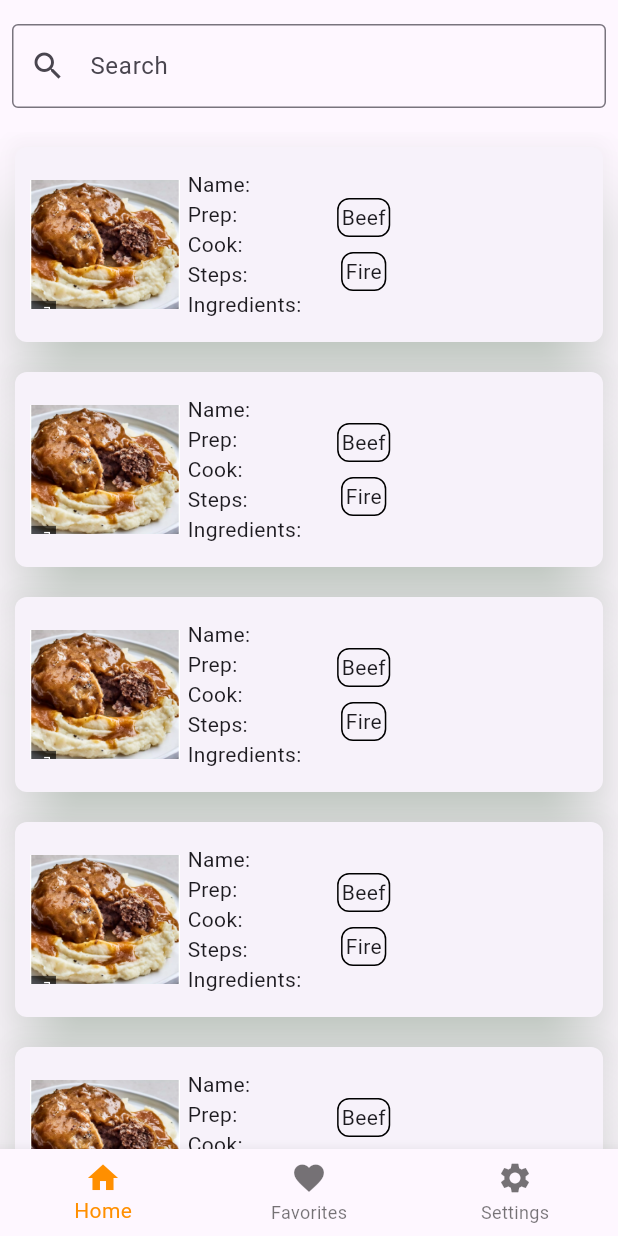
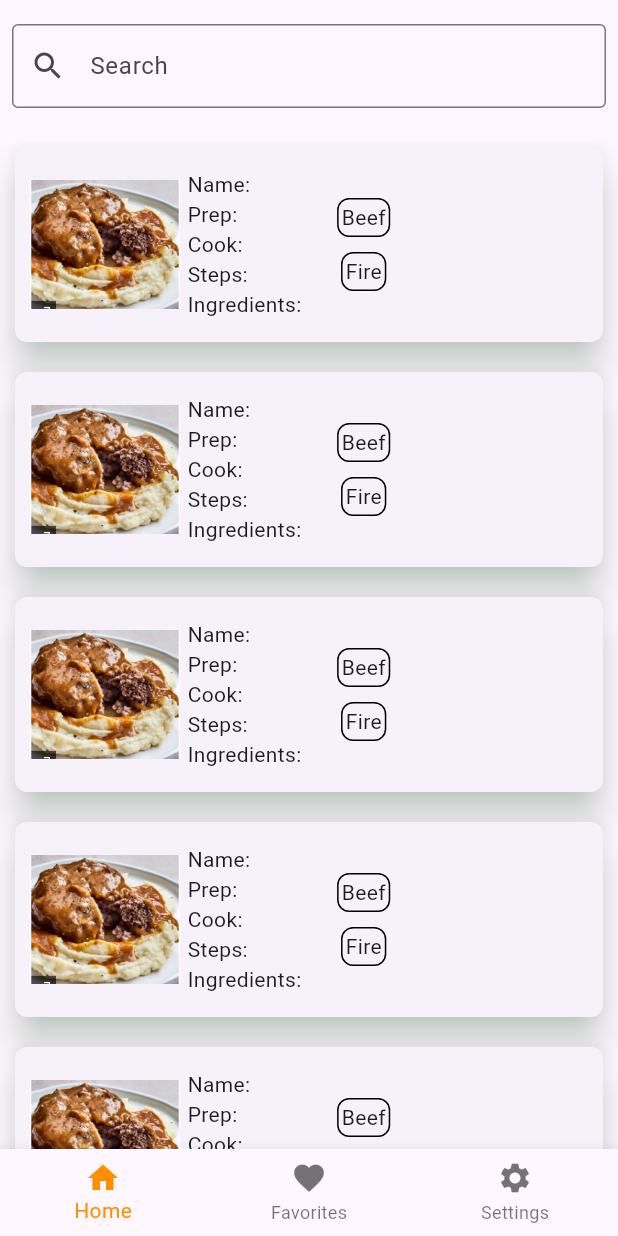
Before and after one commit to Proxypepe/flutter-practice, a Flutter app: the screen it shows after launch, on a phone screen of 412 x 824 dp. Run offline on Flutter 3.47's test engine with Material 2 defaults, Android fonts, the phone set to English and light mode, and no system bars.

Commit message:
moved files to sub directory

```diff
--- a/lib/presentation/navigation/app_navigation.dart
+++ b/lib/presentation/navigation/app_navigation.dart
@@ -1,8 +1,7 @@
-import 'package:cooking_recipe/presentation/screens/home.dart';
+import 'package:cooking_recipe/presentation/screens/home/home.dart';
 import 'package:flutter/material.dart';
 
-class AppNavigation extends StatefulWidget  {
-
+class AppNavigation extends StatefulWidget {
   const AppNavigation({Key? key}) : super(key: key);
 
   @override
@@ -15,10 +14,10 @@ class _AppNavigationState extends State<AppNavigation> {
   static const List<Widget> _widgetOptions = <Widget>[
     HomeScreen(),
     Text(
-      'Index 1: Business',
+      'Index 1: favorite',
     ),
     Text(
-      'Index 2: School',
+      'Index 2: Settings',
     ),
   ];
 
@@ -31,7 +30,6 @@ class _AppNavigationState extends State<AppNavigation> {
   @override
   Widget build(BuildContext context) {
     return Scaffold(
-
       body: Center(
         child: _widgetOptions.elementAt(_selectedIndex),
       ),
--- a/lib/presentation/screens/home.dart
+++ b/lib/presentation/screens/home/home.dart
@@ -1,5 +1,5 @@
-import 'package:cooking_recipe/presentation/screens/widgets/search_line.dart';
-import 'package:cooking_recipe/presentation/widgets/recipe_card.dart';
+import 'package:cooking_recipe/presentation/screens/home/widgets/search_line.dart';
+import 'package:cooking_recipe/presentation/screens/widgets/recipe_card.dart';
 import 'package:flutter/cupertino.dart';
 
 class HomeScreen extends StatefulWidget {
--- a/lib/presentation/widgets/recipe_card.dart
+++ b/lib/presentation/screens/widgets/recipe_card.dart
@@ -1,4 +1,4 @@
-import 'package:cooking_recipe/presentation/widgets/tag.dart';
+import 'package:cooking_recipe/presentation/screens/widgets/tag.dart';
 import 'package:flutter/material.dart';
 
 class RecipeCard extends StatelessWidget {
@@ -10,7 +10,7 @@ class RecipeCard extends StatelessWidget {
   Widget build(BuildContext context) {
     return Card(
         margin: const EdgeInsets.all(10),
-        elevation: 20,
+        elevation: 10,
         shape: const RoundedRectangleBorder(
             borderRadius: BorderRadius.all(Radius.circular(8))),
         shadowColor: Colors.green[100],
```
Also changed, not shown: lib/presentation/screens/home/widgets/search_line.dart (renamed from lib/presentation/screens/widgets/search_line.dart), lib/presentation/screens/widgets/tag.dart (renamed from lib/presentation/widgets/tag.dart).
